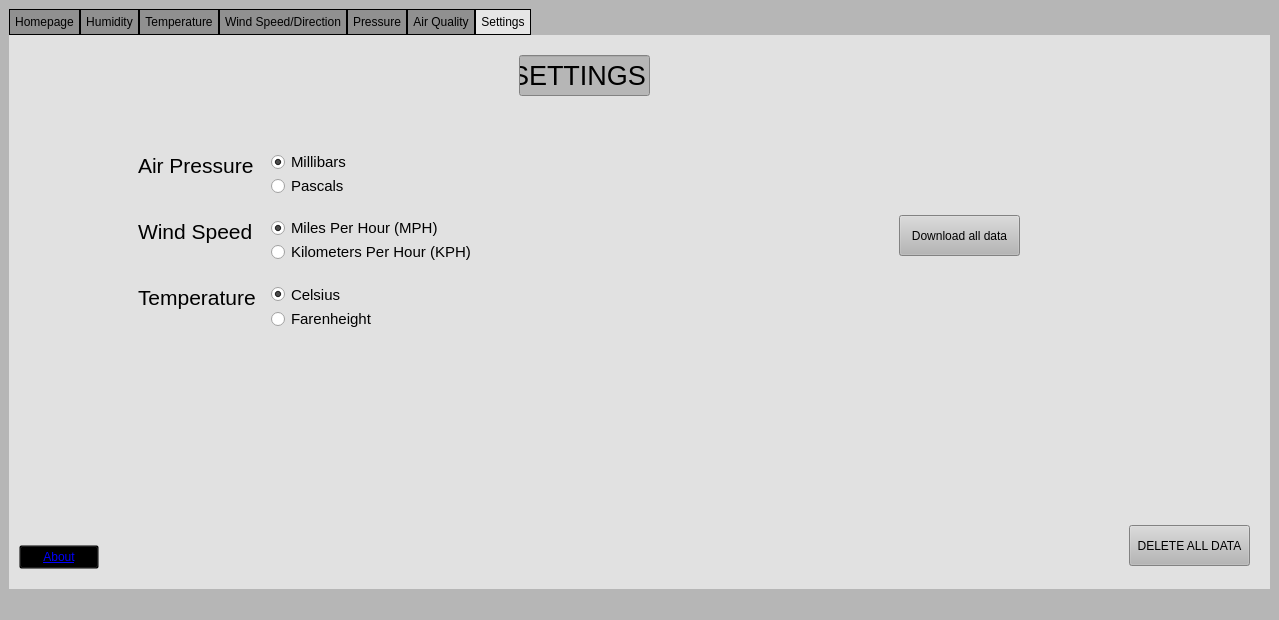
Qt form Desktop Application/mainwindow.ui (brendankaguiar/Senior-Project) before a commit.
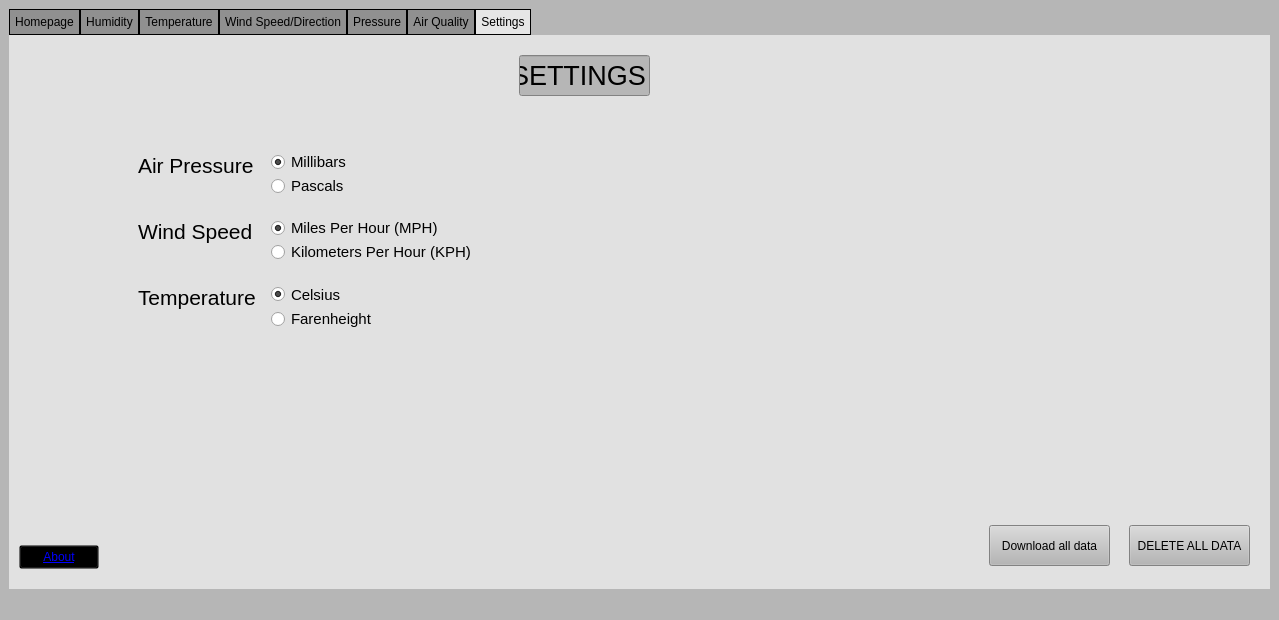
The same form after that commit. The open tabs and pages were chosen to show the change. Custom widgets are drawn as their Qt base class.

```diff
--- a/Desktop Application/mainwindow.ui
+++ b/Desktop Application/mainwindow.ui
@@ -1290,8 +1290,8 @@
        <widget class="QPushButton" name="DownloadAll">
         <property name="geometry">
          <rect>
-          <x>890</x>
-          <y>180</y>
+          <x>980</x>
+          <y>490</y>
           <width>121</width>
           <height>41</height>
          </rect>
```
